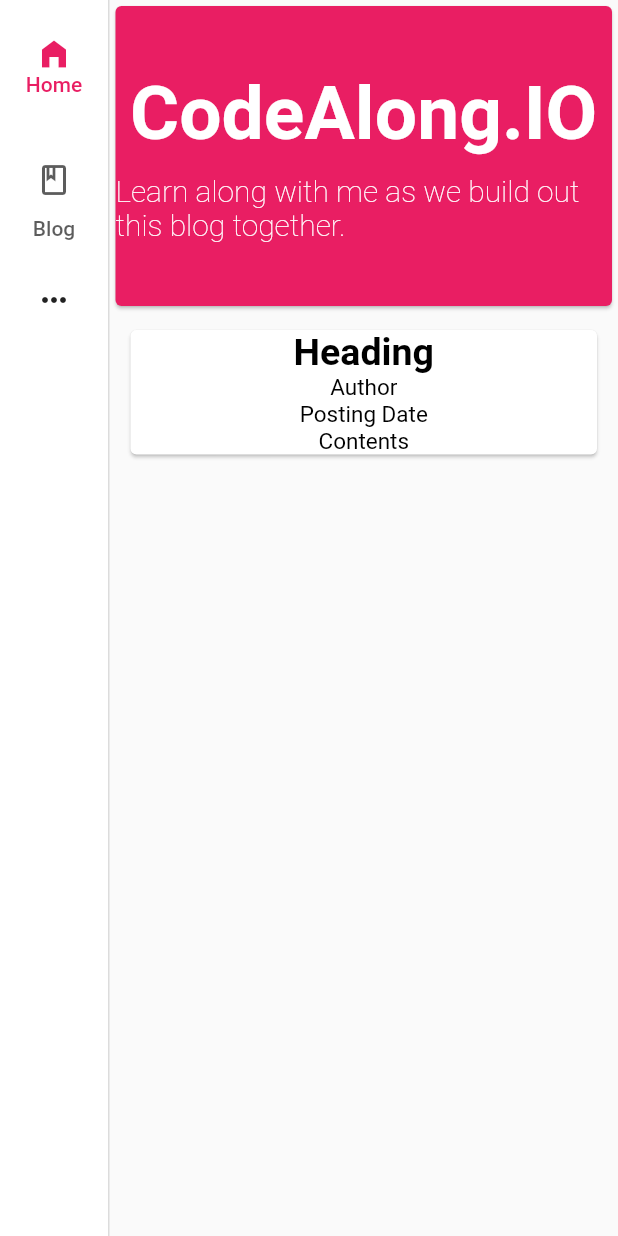
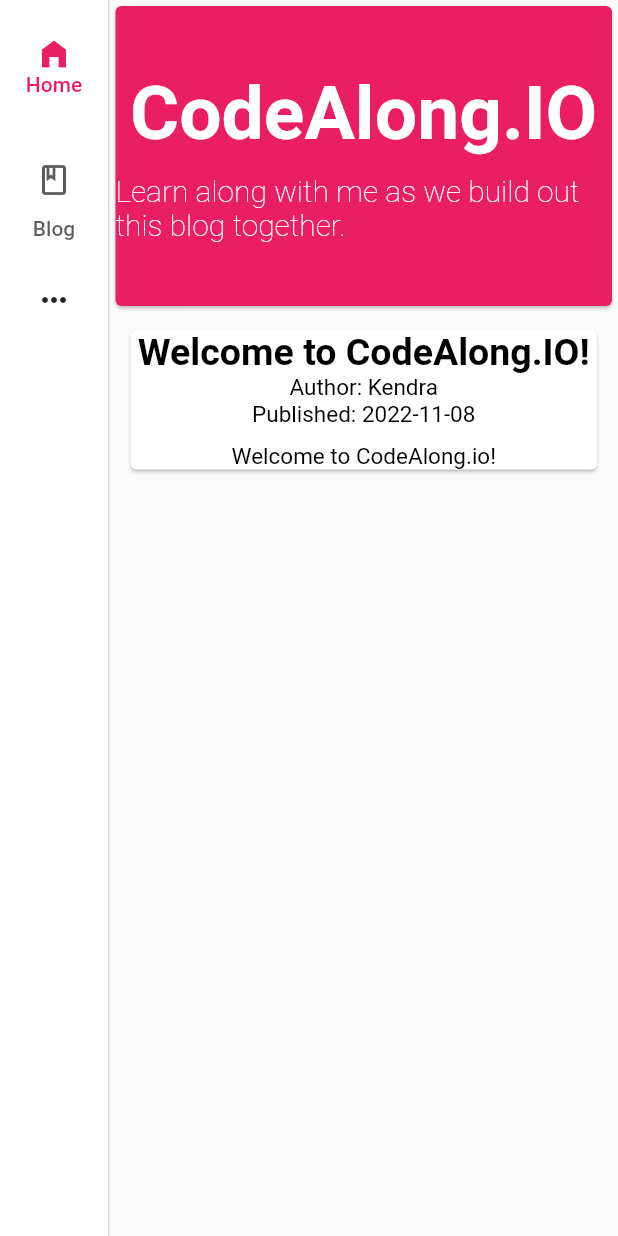
Before and after one commit to Code-Along-With-Kendra/code-along-blog, a Flutter app: the screen it shows after launch, after a tap on "Blog", on a phone screen of 412 x 824 dp. Run offline on Flutter 3.47's test engine with Material 2 defaults, Android fonts, the phone set to English and light mode, and no system bars; our stand-ins replace go_router, url_strategy.

Commit message:
Pulling in the title, author, date, and first line of the blog post json in the blog page

```diff
--- /dev/null
+++ b/assets/post_1.json
@@ -0,0 +1,13 @@
+{
+    "title": "Welcome to CodeAlong.IO!",
+    "author": "Kendra",
+    "posting_date": "2022-11-08",
+    "blog_post": ["Welcome to CodeAlong.io!",
+                  "My intent with this blog is to share my journey as I get familiar with Flutter and learn how to use it in a real-life, production level app. While I have some software background I haven't coded an application from start to finish, and I/'m usually on the backend when I am. So, this is my attempt to expand my knowledge and share my learnings with you as I go. In the past I've found that I learn best when watching and coding alongside someone else. I'm looking to replicate that for you in this blog. There are a number of great tutorial blogs out there and as you will see, I will lean on a number of them. Where I think they fall a bit short however, is they are entirely in execution mode, rather than teaching you how I go about going from start to finish, how to fix errors, understand taking the documentation implementations and turning them into real, complete code.",
+                  "In the past I've found that I learn best when watching and coding alongside someone else. I'm looking to replicate that for you in this blog. There are a number of great tutorial blogs out there and as you will see, I will lean on a number of them. Where I think they fall a bit short however, is they are entirely in execution mode, rather than teaching you how I go about going from start to finish, how to fix errors, understand taking the documentation implementations and turning them into real, complete code.",
+                  "I've only been working with Flutter for a short time however, I think it's a great gateway for getting started in software development and if i can help break down some of the barriers for others I'll count it a win.",
+                  "I will share a pretty high level of detail of how I am coding specific aspects and if you already have it nailed, please feel free to skip along to the pertinent parts. It's not intended to be a pure tutorial but rather focused on the how. Each section will specify the commit's the last body of work are linked to so you can follow along directly in the code yourself.",
+                  "Eventually I would love for this to grow into a wider community where we can all discuss and learn together but to start I'll focus on building out a very basic blog in an incremental manner. I will focus on building out the full end to end solution that will be very basic to start. I don't actually think a blog is the best application to build as there are already so many easy frameworks out there but for me, I wanted to write about this process and I needed a blog do to so and well, I'm not very creative so a blog we shall build.",
+                  "I hope you find this entertaining and informational and that it inspires you to build what excites you. I can't wait to see what this community will create!"
+                ]
+}
--- a/lib/src/app/codealong_blog_series/blog_home.dart
+++ b/lib/src/app/codealong_blog_series/blog_home.dart
@@ -1,23 +1,50 @@
+import 'dart:convert';
+
 import 'package:code_along/src/app/shared/page_template.dart';
 import 'package:code_along/src/constants/text_styling.dart';
 import 'package:flutter/material.dart';
+import 'package:flutter/services.dart';
 
-class Blog extends StatelessWidget {
+class Blog extends StatefulWidget {
   const Blog({super.key});
 
   @override
+  State<Blog> createState() => _BlogState();
+}
+
+class _BlogState extends State<Blog> {
+  Map _jsonMap = {};
+
+  Future<void> readJson() async {
+    final String response = await rootBundle.loadString('assets/post_1.json');
+    final parsedJson = await jsonDecode(response);
+    setState(() {
+      _jsonMap = parsedJson;
+    });
+  }
+
+  @override
   Widget build(BuildContext context) {
+    readJson();
     return PageTemplate(
       pageContents: Card(
         child: Center(
-          child: Column(
-            children: const [
-              Text('Heading', style: TextStyles.postHeader),
-              Text('Author', style: TextStyles.postNormalText),
-              Text('Posting Date', style: TextStyles.postNormalText),
-              Text('Contents', style: TextStyles.postNormalText),
-            ],
-          ),
+          child: _jsonMap.isNotEmpty
+              ? Column(
+                  children: [
+                    Text(_jsonMap["title"], style: TextStyles.postHeader),
+                    Text('Author: ${_jsonMap["author"]}',
+                        style: TextStyles.postNormalText),
+                    Text('Published: ${_jsonMap["posting_date"]}',
+                        style: TextStyles.postNormalText),
+                    const SizedBox(
+                      height: 10,
+                    ),
+                    Text(_jsonMap["blog_post"][0],
+                        style: TextStyles.postNormalText),
+                  ],
+                )
+              : Column(),
         ),
       ),
     );
--- /dev/null
+++ b/lib/src/data/blog_posts/post_1.json
@@ -0,0 +1,12 @@
+{
+    "title": "Welcome to CodeAlong.IO!",
+    "author": "Kendra",
+    "posting_date": "date",
+    "blog_post": ["Welcome to CodeAlong.io! My intent with this blog is to share my journey as I get familiar with Flutter and learn how to use it in a real-life, production level app. While I have some software background I haven't coded an application from start to finish, and I/'m usually on the backend when I am. So, this is my attempt to expand my knowledge and share my learnings with you as I go. In the past I've found that I learn best when watching and coding alongside someone else. I'm looking to replicate that for you in this blog. There are a number of great tutorial blogs out there and as you will see, I will lean on a number of them. Where I think they fall a bit short however, is they are entirely in execution mode, rather than teaching you how I go about going from start to finish, how to fix errors, understand taking the documentation implementations and turning them into real, complete code.",
+                  "In the past I've found that I learn best when watching and coding alongside someone else. I'm looking to replicate that for you in this blog. There are a number of great tutorial blogs out there and as you will see, I will lean on a number of them. Where I think they fall a bit short however, is they are entirely in execution mode, rather than teaching you how I go about going from start to finish, how to fix errors, understand taking the documentation implementations and turning them into real, complete code.",
+                  "I've only been working with Flutter for a short time however, I think it's a great gateway for getting started in software development and if i can help break down some of the barriers for others I'll count it a win.",
+                  "I will share a pretty high level of detail of how I am coding specific aspects and if you already have it nailed, please feel free to skip along to the pertinent parts. It's not intended to be a pure tutorial but rather focused on the how. Each section will specify the commit's the last body of work are linked to so you can follow along directly in the code yourself.",
+                  "Eventually I would love for this to grow into a wider community where we can all discuss and learn together but to start I'll focus on building out a very basic blog in an incremental manner. I will focus on building out the full end to end solution that will be very basic to start. I don't actually think a blog is the best application to build as there are already so many easy frameworks out there but for me, I wanted to write about this process and I needed a blog do to so and well, I'm not very creative so a blog we shall build.",
+                  "I hope you find this entertaining and informational and that it inspires you to build what excites you. I can't wait to see what this community will create!"
+                ]
+}
--- a/pubspec.yaml
+++ b/pubspec.yaml
@@ -20,11 +20,9 @@ dev_dependencies:
 
 flutter:
   uses-material-design: true
+  assets:
+    - assets/post_1.json
 
-  # To add assets to your application, add an assets section, like this:
-  # assets:
-  #   - images/a_dot_burr.jpeg
-  #   - images/a_dot_ham.jpeg
 
   # An image asset can refer to one or more resolution-specific "variants", see
   # https://flutter.dev/assets-and-images/#resolution-aware
```
